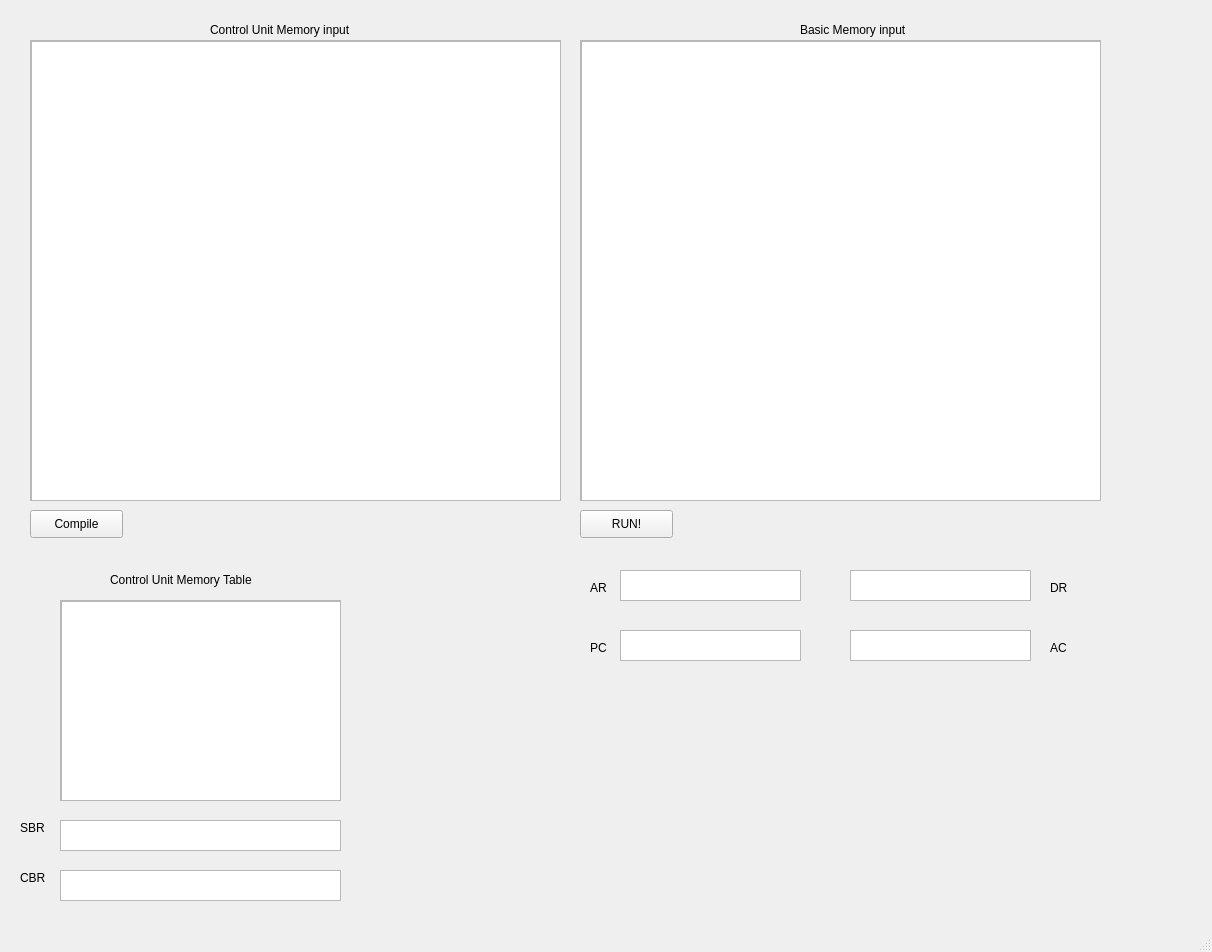
Alir3zaRaisi/Mano_Micro-Program_Computer, file GUI.ui: the form before one commit.
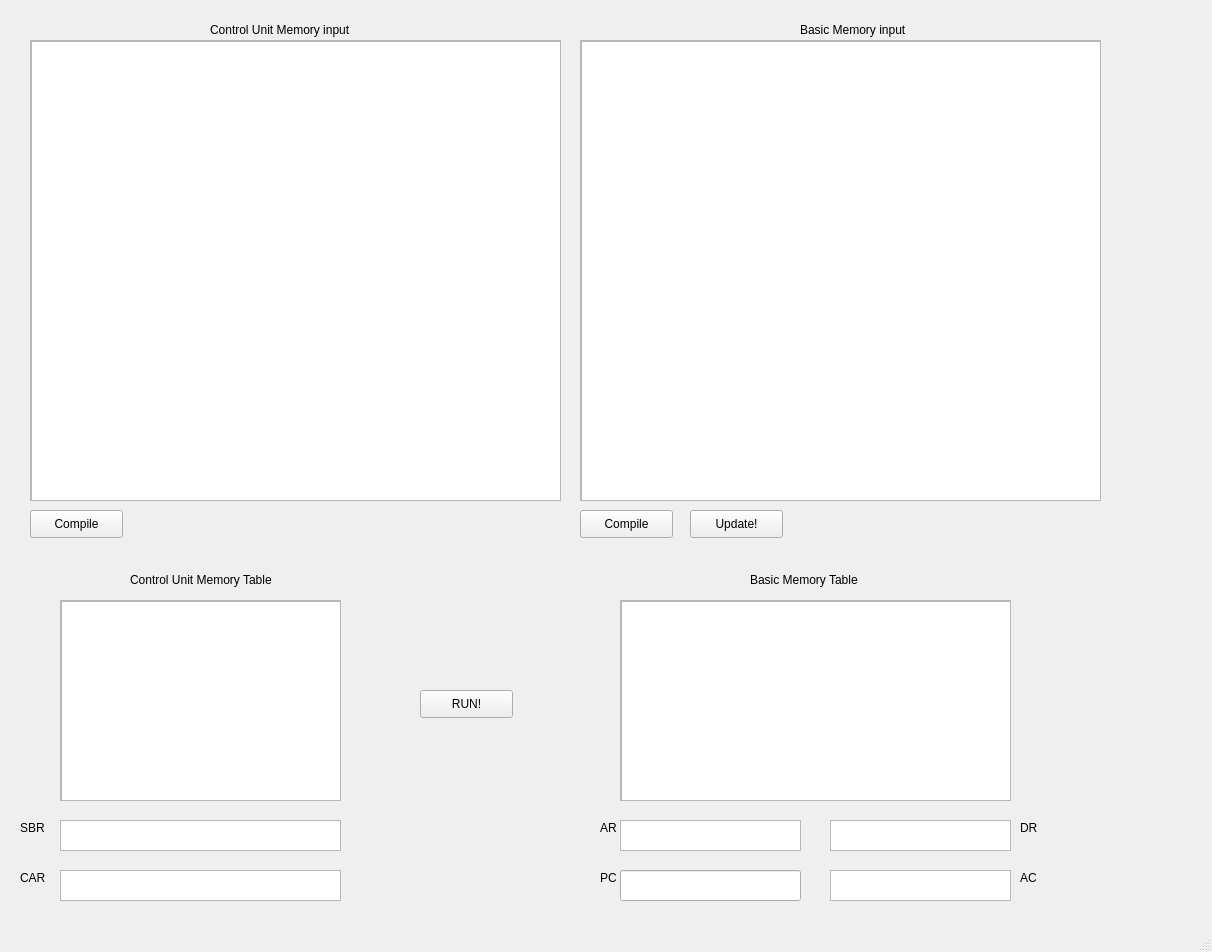
The form after the commit.

```diff
--- a/GUI.ui
+++ b/GUI.ui
@@ -110,17 +110,7 @@
     <property name="geometry">
      <rect>
       <x>620</x>
-      <y>570</y>
-      <width>181</width>
-      <height>31</height>
-     </rect>
-    </property>
-   </widget>
-   <widget class="QTextBrowser" name="show_PC">
-    <property name="geometry">
-     <rect>
-      <x>620</x>
-      <y>630</y>
+      <y>820</y>
       <width>181</width>
       <height>31</height>
      </rect>
@@ -129,8 +119,8 @@
    <widget class="QTextBrowser" name="show_DR">
     <property name="geometry">
      <rect>
-      <x>850</x>
-      <y>570</y>
+      <x>830</x>
+      <y>820</y>
       <width>181</width>
       <height>31</height>
      </rect>
@@ -139,8 +129,8 @@
    <widget class="QTextBrowser" name="show_AC">
     <property name="geometry">
      <rect>
-      <x>850</x>
-      <y>630</y>
+      <x>830</x>
+      <y>870</y>
       <width>181</width>
       <height>31</height>
      </rect>
@@ -169,14 +159,14 @@
      </rect>
     </property>
     <property name="text">
-     <string>CBR</string>
+     <string>CAR</string>
     </property>
    </widget>
    <widget class="QLabel" name="label_5">
     <property name="geometry">
      <rect>
-      <x>590</x>
-      <y>580</y>
+      <x>600</x>
+      <y>820</y>
       <width>55</width>
       <height>16</height>
      </rect>
@@ -188,8 +178,8 @@
    <widget class="QLabel" name="label_6">
     <property name="geometry">
      <rect>
-      <x>590</x>
-      <y>640</y>
+      <x>600</x>
+      <y>870</y>
       <width>55</width>
       <height>16</height>
      </rect>
@@ -201,8 +191,8 @@
    <widget class="QLabel" name="label_7">
     <property name="geometry">
      <rect>
-      <x>1050</x>
-      <y>580</y>
+      <x>1020</x>
+      <y>820</y>
       <width>55</width>
       <height>16</height>
      </rect>
@@ -214,8 +204,8 @@
    <widget class="QLabel" name="label_8">
     <property name="geometry">
      <rect>
-      <x>1050</x>
-      <y>640</y>
+      <x>1020</x>
+      <y>870</y>
       <width>55</width>
       <height>16</height>
      </rect>
@@ -227,8 +217,8 @@
    <widget class="QPushButton" name="Run">
     <property name="geometry">
      <rect>
-      <x>580</x>
-      <y>510</y>
+      <x>420</x>
+      <y>690</y>
       <width>93</width>
       <height>28</height>
      </rect>
@@ -312,7 +302,7 @@
    <widget class="QLabel" name="label_9">
     <property name="geometry">
      <rect>
-      <x>110</x>
+      <x>130</x>
       <y>570</y>
       <width>161</width>
       <height>20</height>
@@ -322,6 +312,88 @@
      <string>Control Unit Memory Table</string>
     </property>
    </widget>
+   <widget class="QScrollArea" name="scrollArea_4">
+    <property name="geometry">
+     <rect>
+      <x>620</x>
+      <y>600</y>
+      <width>391</width>
+      <height>201</height>
+     </rect>
+    </property>
+    <property name="widgetResizable">
+     <bool>true</bool>
+    </property>
+    <widget class="QWidget" name="scrollAreaWidgetContents_4">
+     <property name="geometry">
+      <rect>
+       <x>0</x>
+       <y>0</y>
+       <width>389</width>
+       <height>199</height>
+      </rect>
+     </property>
+     <widget class="QTableView" name="basicMemoryTable">
+      <property name="geometry">
+       <rect>
+        <x>0</x>
+        <y>0</y>
+        <width>391</width>
+        <height>201</height>
+       </rect>
+      </property>
+     </widget>
+    </widget>
+   </widget>
+   <widget class="QLabel" name="label_10">
+    <property name="geometry">
+     <rect>
+      <x>750</x>
+      <y>570</y>
+      <width>131</width>
+      <height>20</height>
+     </rect>
+    </property>
+    <property name="text">
+     <string>Basic Memory Table</string>
+    </property>
+   </widget>
+   <widget class="QPushButton" name="BasicMemoryCompile">
+    <property name="geometry">
+     <rect>
+      <x>580</x>
+      <y>510</y>
+      <width>93</width>
+      <height>28</height>
+     </rect>
+    </property>
+    <property name="text">
+     <string>Compile</string>
+    </property>
+   </widget>
+   <widget class="QLineEdit" name="pc">
+    <property name="geometry">
+     <rect>
+      <x>620</x>
+      <y>870</y>
+      <width>181</width>
+      <height>31</height>
+     </rect>
+    </property>
+   </widget>
+   <widget class="QPushButton" name="update_memory">
+    <property name="geometry">
+     <rect>
+      <x>690</x>
+      <y>510</y>
+      <width>93</width>
+      <height>28</height>
+     </rect>
+    </property>
+    <property name="text">
+     <string>Update!</string>
+    </property>
+   </widget>
   </widget>
   <widget class="QMenuBar" name="menubar">
    <property name="geometry">
```
Left out of the diff: 2 changed lines with no effect on the pictures.
